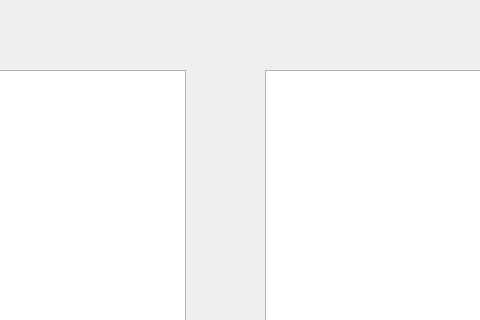
Old version of the form chiefdialog.ui in the repository WhirlFirst/QtDish; both pictures show x 305 to 785 and y 0 to 320 of the 1070 by 761 pixel window.
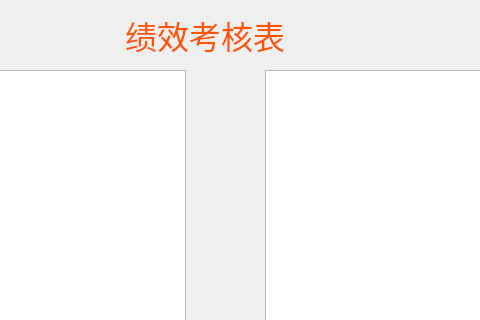
New version of the form.

The edit to the form file:
```diff
--- a/chiefdialog.ui
+++ b/chiefdialog.ui
@@ -10,6 +10,18 @@
     <height>761</height>
    </rect>
   </property>
+  <property name="minimumSize">
+   <size>
+    <width>1070</width>
+    <height>761</height>
+   </size>
+  </property>
+  <property name="maximumSize">
+   <size>
+    <width>1070</width>
+    <height>761</height>
+   </size>
+  </property>
   <property name="windowTitle">
    <string>Dialog</string>
   </property>
@@ -33,6 +45,25 @@
     </rect>
    </property>
   </widget>
+  <widget class="QLabel" name="label">
+   <property name="geometry">
+    <rect>
+     <x>430</x>
+     <y>10</y>
+     <width>231</width>
+     <height>51</height>
+    </rect>
+   </property>
+   <property name="font">
+    <font>
+     <family>Bell MT</family>
+     <pointsize>24</pointsize>
+    </font>
+   </property>
+   <property name="text">
+    <string>&lt;html&gt;&lt;head/&gt;&lt;body&gt;&lt;p&gt;&lt;span style=&quot; color:#ff5500;&quot;&gt;绩效考核表&lt;/span&gt;&lt;/p&gt;&lt;/body&gt;&lt;/html&gt;</string>
+   </property>
+  </widget>
  </widget>
  <resources/>
  <connections/>
```
